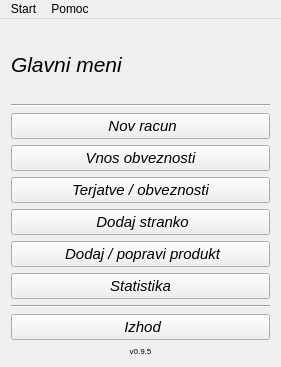
The window that mainwindow.ui (MaxMaxy/racun) describes before a commit, drawn with Qt 5.
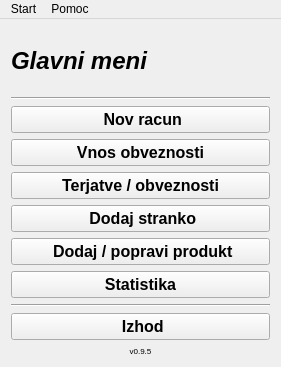
The same window after the commit. Icons and pictures are not drawn.

```diff
--- a/mainwindow.ui
+++ b/mainwindow.ui
@@ -28,8 +28,11 @@
      <widget class="QLabel" name="label_2">
       <property name="font">
        <font>
-        <pointsize>16</pointsize>
+        <family>MS Sans Serif</family>
+        <pointsize>18</pointsize>
+        <weight>75</weight>
         <italic>true</italic>
+        <bold>true</bold>
        </font>
       </property>
       <property name="frameShape">
@@ -49,10 +52,17 @@
        <widget class="QPushButton" name="pushButton_2">
         <property name="font">
          <font>
-          <pointsize>11</pointsize>
-          <italic>true</italic>
+          <family>MS Sans Serif</family>
+          <pointsize>12</pointsize>
+          <weight>75</weight>
+          <italic>false</italic>
+          <bold>true</bold>
+          <kerning>true</kerning>
          </font>
         </property>
+        <property name="layoutDirection">
+         <enum>Qt::LeftToRight</enum>
+        </property>
         <property name="text">
          <string> Nov racun</string>
         </property>
@@ -79,8 +89,11 @@
        <widget class="QPushButton" name="pushButton_6">
         <property name="font">
          <font>
-          <pointsize>11</pointsize>
-          <italic>true</italic>
+          <family>MS Sans Serif</family>
+          <pointsize>12</pointsize>
+          <weight>75</weight>
+          <italic>false</italic>
+          <bold>true</bold>
          </font>
         </property>
         <property name="text">
@@ -97,8 +110,11 @@
        <widget class="QPushButton" name="pushButton_5">
         <property name="font">
          <font>
-          <pointsize>11</pointsize>
-          <italic>true</italic>
+          <family>MS Sans Serif</family>
+          <pointsize>12</pointsize>
+          <weight>75</weight>
+          <italic>false</italic>
+          <bold>true</bold>
          </font>
         </property>
         <property name="text">
@@ -119,8 +135,11 @@
        <widget class="QPushButton" name="pushButton_3">
         <property name="font">
          <font>
-          <pointsize>11</pointsize>
-          <italic>true</italic>
+          <family>MS Sans Serif</family>
+          <pointsize>12</pointsize>
+          <weight>75</weight>
+          <italic>false</italic>
+          <bold>true</bold>
          </font>
         </property>
         <property name="text">
@@ -140,8 +159,11 @@
        <widget class="QPushButton" name="pushButton_4">
         <property name="font">
          <font>
-          <pointsize>11</pointsize>
-          <italic>true</italic>
+          <family>MS Sans Serif</family>
+          <pointsize>12</pointsize>
+          <weight>75</weight>
+          <italic>false</italic>
+          <bold>true</bold>
          </font>
         </property>
         <property name="text">
@@ -161,8 +183,11 @@
        <widget class="QPushButton" name="pushButton_7">
         <property name="font">
          <font>
-          <pointsize>11</pointsize>
-          <italic>true</italic>
+          <family>MS Sans Serif</family>
+          <pointsize>12</pointsize>
+          <weight>75</weight>
+          <italic>false</italic>
+          <bold>true</bold>
          </font>
         </property>
         <property name="text">
@@ -186,8 +211,11 @@
        <widget class="QPushButton" name="pushButton">
         <property name="font">
          <font>
-          <pointsize>11</pointsize>
-          <italic>true</italic>
+          <family>MS Sans Serif</family>
+          <pointsize>12</pointsize>
+          <weight>75</weight>
+          <italic>false</italic>
+          <bold>true</bold>
          </font>
         </property>
         <property name="text">
```
Left out of the diff: 2 changed lines with no effect on the pictures.
